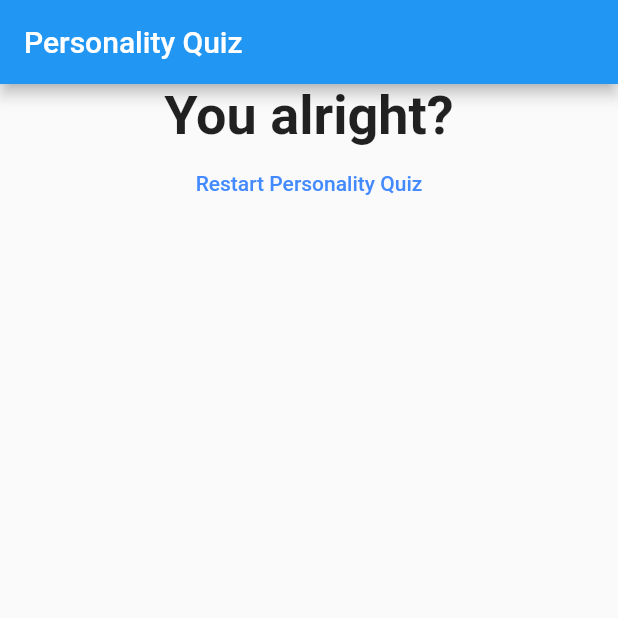
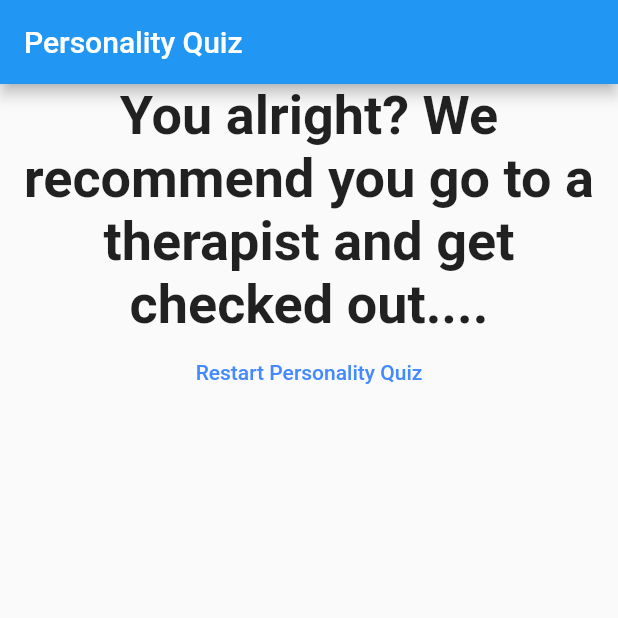
Before and after one commit to ilagazo/Flutter_PersonalityQuizApp, a Flutter app: the screen it shows after launch, after a tap on "Black", after a tap on "Goose", after a tap on "Mac & Cheese", on a phone screen of 412 x 824 dp, the top half of it. Run offline on Flutter 3.47's test engine with Material 2 defaults, Android fonts, the phone set to English and light mode, and no system bars.

Commit message:
Updating results

```diff
--- a/lib/result.dart
+++ b/lib/result.dart
@@ -11,9 +11,10 @@ class Result extends StatelessWidget {
     if (resultScore <= 8) {
       resultText = 'You are awesome and innocent!';
     } else if (resultScore <= 12) {
-      resultText = 'You are Pretty likeable!';
+      resultText = 'You are liked by many, especially your parents!';
     } else if (resultScore <= 16) {
-      resultText = 'You alright?';
+      resultText =
+          'You alright? We recommend you go to a therapist and get checked out....';
     } else {
       resultText = "Weclome to Slythern House you bad mamma jamma!";
     }
```
